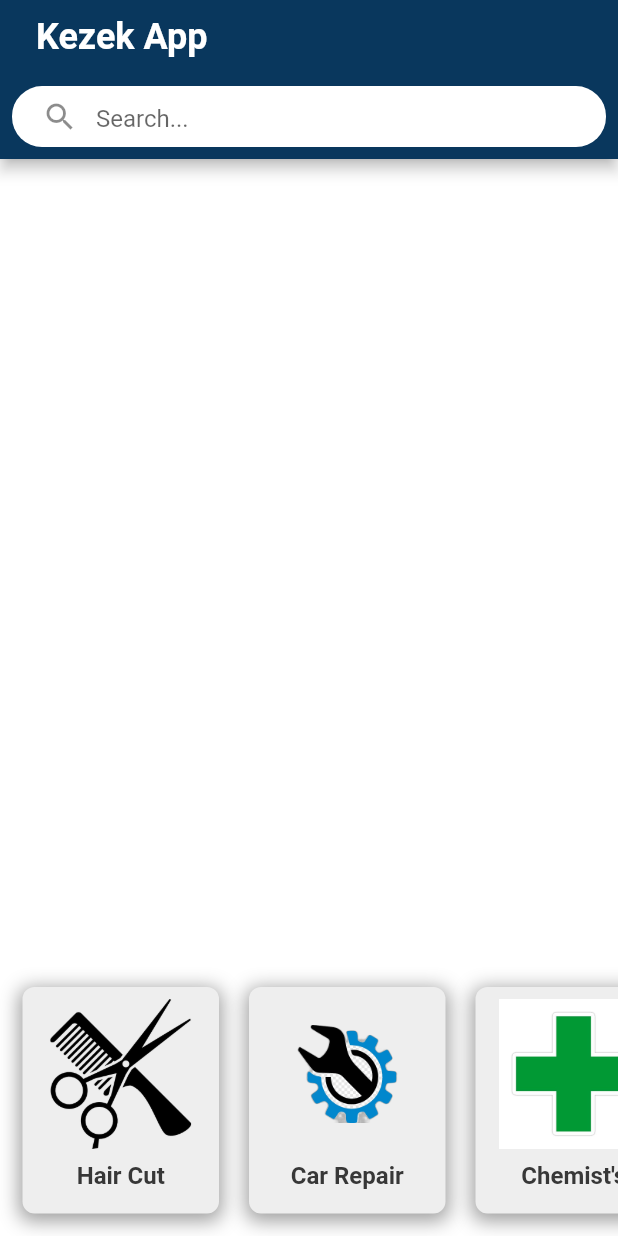
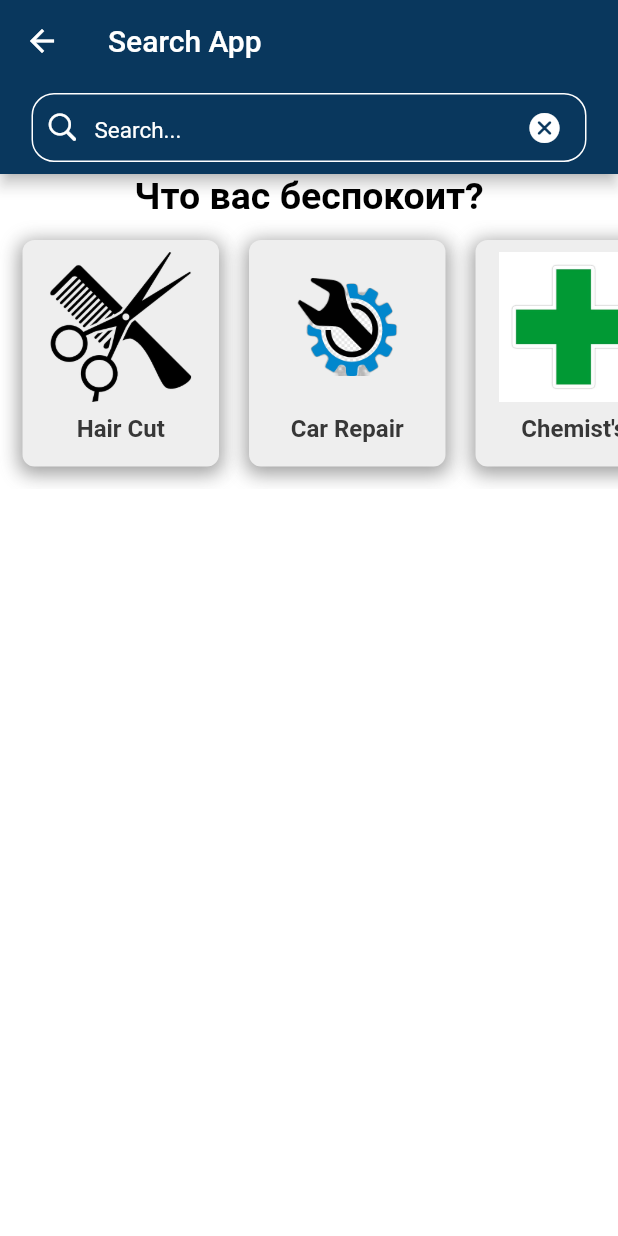
Before and after one commit to JanibekJali/Kezek, a Flutter app: the SearchScreen screen opened directly, on a phone screen of 412 x 824 dp. Run offline on Flutter 3.47's test engine with Material 2 defaults, Android fonts, the light colour scheme and no system bars; our stand-ins replace animated_theme_switcher, firebase_core, flutter_rating_bar, line_awesome_flutter; accounts and stored records are empty.

Commit message:
search bar finished

```diff
--- a/lib/app/views/home/home_view.dart
+++ b/lib/app/views/home/home_view.dart
@@ -12,23 +12,13 @@ class HomeView extends StatefulWidget {
 class _HomeViewState extends State<HomeView> {
   @override
   Widget build(BuildContext context) {
-    return Container(
-      color: Colors.black,
-      child: Scaffold(
-        // appBar: AppBar(
-        //   backgroundColor: Colors.blue,
-        //   title: Text(
-        //     'Kezek',
-        //     style: TextStyle(fontSize: 26),
-        //   ),
-        //   actions: [SearchScreen()],
-        // ),
-
-        body: Column(children: [
-          SearchScreen(),
-          CatalogWidget(),
-        ]),
+    return Column(children: [
+      Text(
+        'Что вас беспокоит?',
+        style: TextStyle(
+            fontSize: 25, fontWeight: FontWeight.bold, color: Colors.black),
       ),
-    );
+      CatalogWidget(),
+    ]);
   }
 }
--- a/lib/app/views/search/search_bar.dart
+++ b/lib/app/views/search/search_bar.dart
@@ -1,5 +1,8 @@
+import 'package:flutter/cupertino.dart';
 import 'package:flutter/material.dart';
 import 'package:kazek/app/views/catalogs/widgets/catalog_widget.dart';
+import 'package:kazek/app/views/home/home_view.dart';
+import 'package:kazek/app/views/search/searching_result.dart';
 
 class SearchScreen extends StatefulWidget {
   @override
@@ -9,14 +12,14 @@ class SearchScreen extends StatefulWidget {
 class _SearchScreenState extends State<SearchScreen> {
   List<String> items = [
     'Eminem',
-    'Banana',
-    'Cherry',
+    'Boris',
+    'Chiky',
     'Jons',
-    'Grapes',
-    'Lemon',
-    'Mango',
-    'Orange',
-    'Peach',
+    'Gulmira',
+    'Levinson',
+    'Miyagi',
+    'Or',
+    'Pavel',
     'Pear',
     'Pineapple',
     'Strawberry',
@@ -24,7 +27,7 @@ class _SearchScreenState extends State<SearchScreen> {
   ];
 
   List<String> filteredItems = [];
-  TextEditingController _searchController = TextEditingController();
+  TextEditingController controller = TextEditingController();
 
   void filterItems(String query) {
     filteredItems.clear();
@@ -41,69 +44,68 @@ class _SearchScreenState extends State<SearchScreen> {
   @override
   Widget build(BuildContext context) {
     return Scaffold(
+      backgroundColor: Colors.white10,
       appBar: AppBar(
-        backgroundColor: Color.fromARGB(255, 9, 55, 93),
-        elevation: 4,
-        title: Row(
-          children: [
-            SizedBox(width: 8),
-            Text(
-              'Kezek App',
-              style: TextStyle(
-                fontSize: 24,
-                fontWeight: FontWeight.bold,
-                color: Colors.white,
-              ),
-            ),
-          ],
-        ),
-        centerTitle: true,
+        backgroundColor: const Color.fromARGB(255, 9, 55, 93),
+        title: Text('Search App'),
         bottom: PreferredSize(
-          preferredSize: Size.fromHeight(50.0),
-          child: Align(
-            alignment: Alignment.centerLeft,
-            child: Padding(
-              padding: const EdgeInsets.all(8.0),
-              child: Container(
-                height: 40.6,
-                decoration: BoxDecoration(
-                  color: Colors.white,
-                  borderRadius: BorderRadius.circular(20.0),
-                ),
-                child: Padding(
-                  padding: const EdgeInsets.symmetric(horizontal: 8.0),
-                  child: TextField(
-                    controller: _searchController,
-                    onChanged: filterItems,
-                    decoration: InputDecoration(
-                      hintText: 'Search...',
-                      prefixIcon: Icon(Icons.search),
-                      border: InputBorder.none,
+          preferredSize: Size.fromHeight(60.0),
+          child: Padding(
+            padding: const EdgeInsets.all(8.0),
+            child: Container(
+              width: 370,
+              height: 46,
+              decoration: BoxDecoration(
+                  border: Border.all(color: Colors.white),
+                  borderRadius: BorderRadius.circular(15)),
+              child: Row(
+                children: [
+                  const Padding(
+                    padding: const EdgeInsets.only(right: 10, left: 8),
+                    child: Icon(
+                      CupertinoIcons.search,
+                      color: Colors.white,
+                      size: 23,
                     ),
                   ),
-                ),
+                  Expanded(
+                    child: TextField(
+                      controller: controller,
+                      onChanged: (query) {
+                        filterItems(query);
+                        setState(() {});
+                      },
+                      cursorColor: Colors.white,
+                      style: const TextStyle(fontSize: 15, color: Colors.white),
+                      decoration: const InputDecoration(
+                          border: InputBorder.none,
+                          hintText: 'Search...',
+                          hintStyle:
+                              TextStyle(fontSize: 15, color: Colors.white)),
+                    ),
+                  ),
+                  Padding(
+                    padding: const EdgeInsets.only(left: 8, right: 3),
+                    child: IconButton(
+                      onPressed: () {
+                        controller.clear();
+                        FocusScope.of(context).unfocus();
+                      },
+                      icon: const Icon(
+                        Icons.cancel_rounded,
+                        color: Colors.white,
+                      ),
+                    ),
+                  ),
+                ],
               ),
             ),
           ),
         ),
       ),
-      body: Column(
-        children: [
-          Expanded(
-            child: ListView.builder(
-              itemCount: filteredItems.length,
-              itemBuilder: (context, index) {
-                return ListTile(
-                  title: Text(filteredItems[index]),
-                  leading: Icon(Icons.search),
-                  onTap: () {},
-                );
-              },
-            ),
-          ),
-          CatalogWidget(),
-        ],
-      ),
+      body: controller.text.isEmpty
+          ? HomeView()
+          : SearchingResultPage(filteredItems: filteredItems),
     );
   }
 }
```
Also changed, not shown: lib/app/views/search/searching_result.dart (added, +94 -0 lines).
